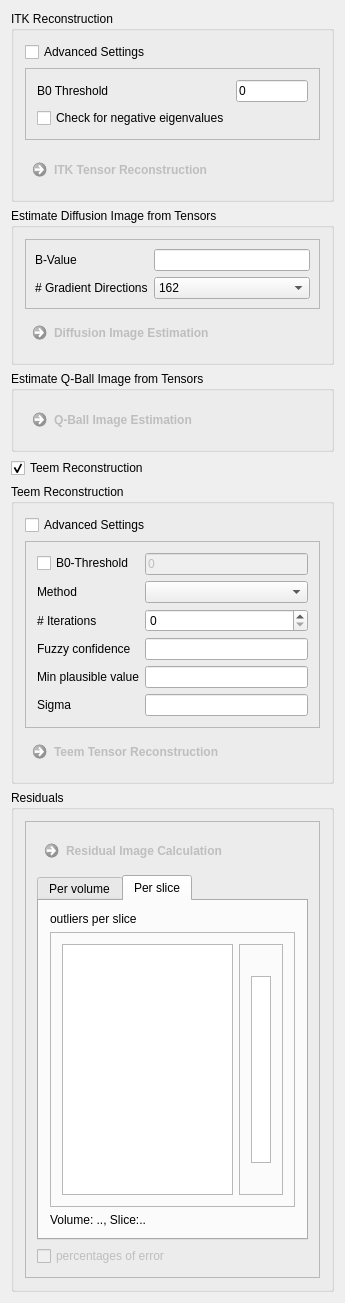
Before: the Qt Designer form Plugins/org.mitk.gui.qt.diffusionimaging/src/internal/QmitkTensorReconstructionViewControls.ui in MITK/MITK, drawn with Qt 5.
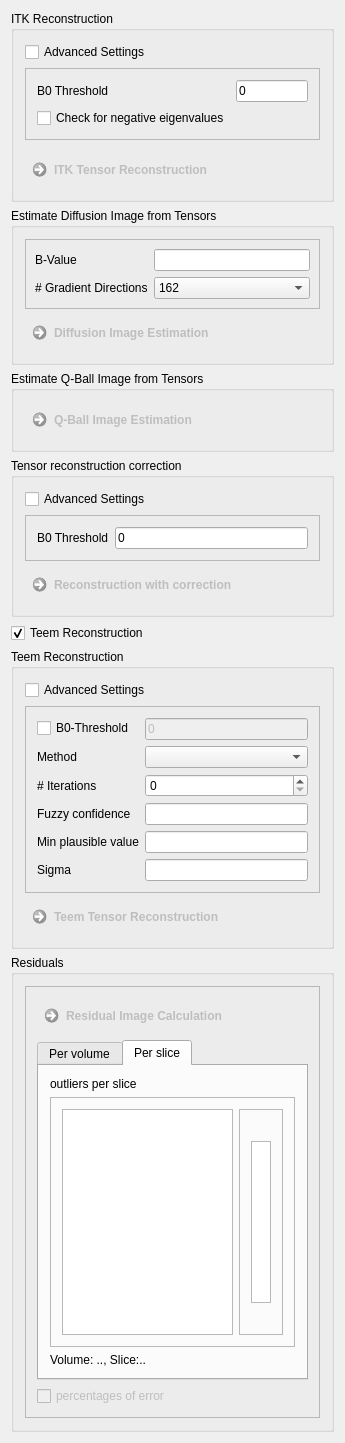
After: the same form once the commit is applied. Custom widgets are drawn as their Qt base class.

Commit message: set up interface components for tensor reconstruction with correction for negative eigenvalues

```diff
--- a/Plugins/org.mitk.gui.qt.diffusionimaging/src/internal/QmitkTensorReconstructionViewControls.ui
+++ b/Plugins/org.mitk.gui.qt.diffusionimaging/src/internal/QmitkTensorReconstructionViewControls.ui
@@ -22,7 +22,7 @@
   <property name="windowTitle">
    <string>QmitkTensorReconstructionViewControls</string>
   </property>
-  <layout class="QVBoxLayout" name="verticalLayout_3">
+  <layout class="QVBoxLayout" name="verticalLayout_11">
    <item>
     <widget class="QGroupBox" name="groupBox_2">
      <property name="title">
@@ -292,6 +292,76 @@
      </layout>
     </widget>
    </item>
+   <item>
+    <widget class="QGroupBox" name="groupBox_6">
+     <property name="title">
+      <string>Tensor reconstruction correction</string>
+     </property>
+     <layout class="QVBoxLayout" name="verticalLayout_3">
+      <item>
+       <widget class="QCheckBox" name="m_Advanced3">
+        <property name="text">
+         <string>Advanced Settings</string>
+        </property>
+        <property name="checked">
+         <bool>false</bool>
+        </property>
+       </widget>
+      </item>
+      <item>
+       <widget class="QFrame" name="frame_6">
+        <property name="frameShape">
+         <enum>QFrame::StyledPanel</enum>
+        </property>
+        <property name="frameShadow">
+         <enum>QFrame::Raised</enum>
+        </property>
+        <layout class="QFormLayout" name="formLayout_4">
+         <property name="fieldGrowthPolicy">
+          <enum>QFormLayout::AllNonFixedFieldsGrow</enum>
+         </property>
+         <item row="0" column="0">
+          <widget class="QLabel" name="m_TensorReconstructionThresholdLabel_3">
+           <property name="text">
+            <string>B0 Threshold</string>
+           </property>
+           <property name="wordWrap">
+            <bool>false</bool>
+           </property>
+          </widget>
+         </item>
+         <item row="0" column="1">
+          <widget class="QLineEdit" name="m_ReconstructionThreashold">
+           <property name="text">
+            <string>0</string>
+           </property>
+          </widget>
+         </item>
+        </layout>
+       </widget>
+      </item>
+      <item>
+       <widget class="QCommandLinkButton" name="m_ReconstructionWithCorrection">
+        <property name="enabled">
+         <bool>false</bool>
+        </property>
+        <property name="toolTip">
+         <string/>
+        </property>
+        <property name="statusTip">
+         <string/>
+        </property>
+        <property name="whatsThis">
+         <string notr="true"/>
+        </property>
+        <property name="text">
+         <string>Reconstruction with correction</string>
+        </property>
+       </widget>
+      </item>
+     </layout>
+    </widget>
+   </item>
    <item>
     <widget class="QCheckBox" name="m_TeemToggle">
      <property name="enabled">
```
The commit also changes 2 other files.
